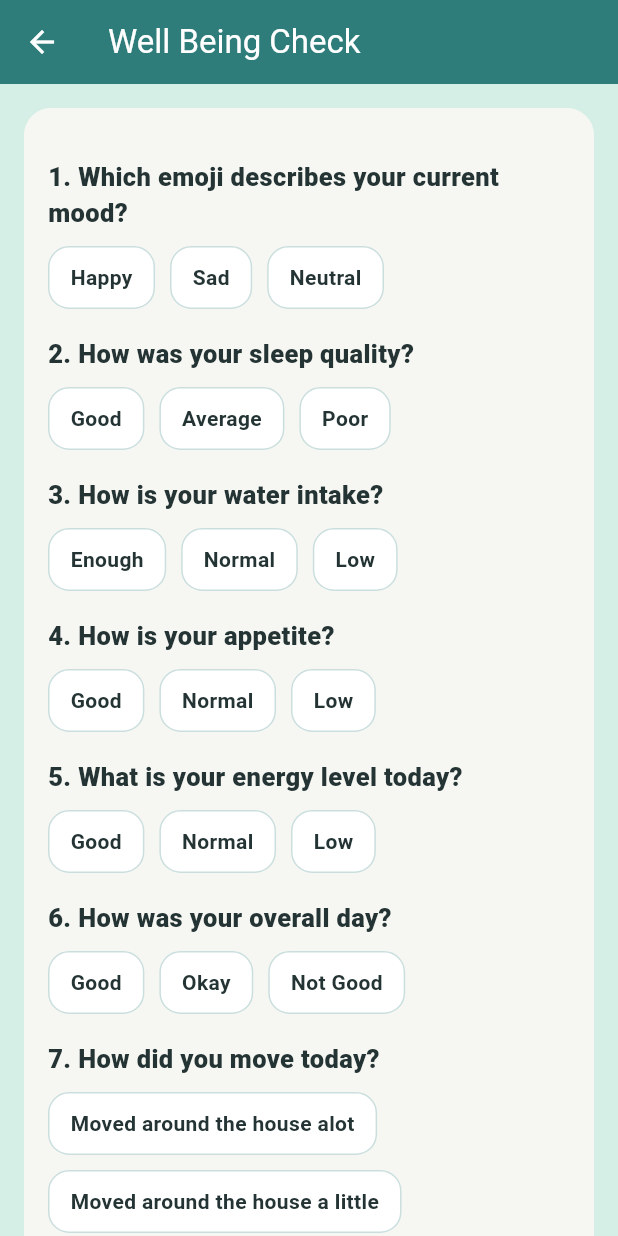
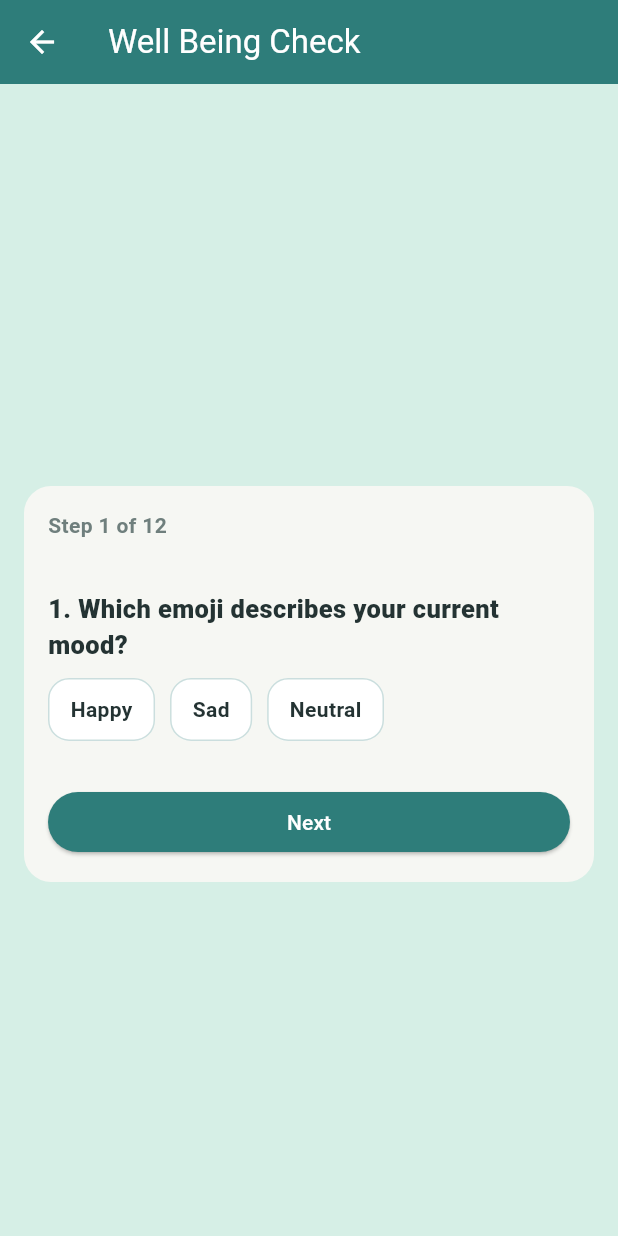
Before and after one commit to CGP-Group-31/CGP--Elder_mobile_app, a Flutter app: the WellBeingCheckScreen screen opened directly, on a phone screen of 412 x 824 dp. Run offline on Flutter 3.47's test engine with Material 3 defaults, Android fonts, the light colour scheme and no system bars; our stand-ins replace device_info_plus, dio, firebase_core, firebase_messaging, flutter_local_notifications, flutter_secure_storage and 4 more; missing offline and left inert: flutter_phone_direct_caller; accounts and stored records are empty.

Commit message:
edited the elder app questionnaire button

```diff
--- a/lib/features/questionnaire/wellbeing_check_screen.dart
+++ b/lib/features/questionnaire/wellbeing_check_screen.dart
@@ -14,6 +14,7 @@ class _WellBeingCheckScreenState extends State<WellBeingCheckScreen> {
   final QuestionnaireService _service = QuestionnaireService();
 
   bool _loading = false;
+  int _currentStep = 0;
 
   String? _mood;
   String? _sleepQuantity;
@@ -214,6 +215,62 @@ class _WellBeingCheckScreenState extends State<WellBeingCheckScreen> {
     );
   }
 
+  List<Widget> _buildSteps() {
+    return [
+      _buildSingle("1. Which emoji describes your current mood?", moods, _mood, (v) => _mood = v),
+
+      _buildSingle("2. How was your sleep quality?", sleepOptions, _sleepQuantity, (v) => _sleepQuantity = v),
+
+      _buildSingle("3. How is your water intake?", waterOptions, _waterIntake, (v) => _waterIntake = v),
+
+      _buildSingle("4. How is your appetite?", appetiteOptions, _appetiteLevel, (v) => _appetiteLevel = v),
+
+      _buildSingle("5. What is your energy level today?", energyOptions, _energyLevel, (v) => _energyLevel = v),
+
+      _buildSingle("6. How was your overall day?", overallDayOptions, _overallDay, (v) => _overallDay = v),
+
+      _buildSingle("7. How did you move today?", movementOptions, _movementToday, (v) => _movementToday = v),
+
+      _buildSingle("8. How lonely did you feel?", lonelinessOptions, _lonelinessLevel, (v) => _lonelinessLevel = v),
+
+      _buildSingle("9. Did you talk with anyone today?", talkOptions, _talkInteraction, (v) => _talkInteraction = v),
+
+      _buildSingle("10. Did you feel stressed today?", stressOptions, _stressLevel, (v) => _stressLevel = v),
+
+      _buildMulti("11. Are you in pain today? If so, where?", painOptions, _painAreas),
+
+      _buildMulti("12. What activities did  you do today?", activityOptions, _activities),
+    ];
+  }
+
+  Widget _buildSingle(String title, List<String> options, String? selected, Function(String) onSelect) {
+    return Column(
+      crossAxisAlignment: CrossAxisAlignment.start,
+      children: [
+        _sectionTitle(title),
+        _singleChoiceWrap(
+          options: options,
+          selected: selected,
+          onSelected: (v) => setState(() => onSelect(v)),
+        ),
+      ],
+    );
+  }
+
+  Widget _buildMulti(String title, List<String> options, List<String> list){
+    return Column(
+      crossAxisAlignment: CrossAxisAlignment.start,
+      children: [
+        _sectionTitle(title),
+        _multiChoiceWrap(
+          options: options,
+          selectedList: list,
+          onToggle: (v) => _toggleExclusiveList(list, v),
+        ),
+      ],
+    );
+  }
+
   void _toggleExclusiveList(List<String> list, String value) {
     setState(() {
       if (value == "None"){
@@ -241,125 +298,77 @@ class _WellBeingCheckScreenState extends State<WellBeingCheckScreen> {
         title: const Text("Well Being Check"),
       ),
       body: SafeArea(
-        child: SingleChildScrollView(
+        child: LayoutBuilder(
+          builder: (context, constraints) {
+            final steps = _buildSteps();
+            return SingleChildScrollView(
               padding: const EdgeInsets.all(16),
+              child: ConstrainedBox(
+                constraints: BoxConstraints(
+                  minHeight: constraints.maxHeight, // Fill the screen height
+                ),
+                child: Center(
                   child: Container(
                     padding: const EdgeInsets.all(16),
                     decoration: BoxDecoration(
-              color: AppColors.background,
+                      color: AppColors.background, // your white box
                       borderRadius: BorderRadius.circular(18),
                     ),
                     child: Column(
+                      mainAxisSize: MainAxisSize.min, // so it doesn't stretch
                       crossAxisAlignment: CrossAxisAlignment.start,
                       children: [
-                _sectionTitle("1. Which emoji describes your current mood?"),
-                _singleChoiceWrap(
-                  options: moods,
-                  selected: _mood,
-                  onSelected: (v) => setState(() => _mood = v),
+                        Text(
+                          "Step ${_currentStep + 1} of ${steps.length}",
+                          style: TextStyle(
+                            fontWeight: FontWeight.w700,
+                            color: AppColors.descriptionText,
                           ),
+                        ),
+                        const SizedBox(height: 16),
 
-                _sectionTitle("2. How was your sleep quality?"),
-                _singleChoiceWrap(
-                  options: sleepOptions,
-                  selected: _sleepQuantity,
-                  onSelected: (v) => setState(() => _sleepQuantity = v),
+                        // Current question
+                        steps[_currentStep],
+
+                        const SizedBox(height: 30),
+
+                        Row(
+                          children: [
+                            if (_currentStep > 0)
+                              Expanded(
+                                child: OutlinedButton(
+                                  onPressed: () => setState(() => _currentStep--),
+                                  child: const Text("Previous"),
                                 ),
-
-                _sectionTitle("3. How is your water intake?"),
-                _singleChoiceWrap(
-                  options: waterOptions,
-                  selected: _waterIntake,
-                  onSelected: (v) => setState(() => _waterIntake = v),
                               ),
-
-                _sectionTitle("4. How is your appetite?"),
-                _singleChoiceWrap(
-                  options: appetiteOptions,
-                  selected: _appetiteLevel,
-                  onSelected: (v) => setState(() => _appetiteLevel = v),
-                ),
-
-                _sectionTitle("5. What is your energy level today?"),
-                _singleChoiceWrap(
-                  options: energyOptions,
-                  selected: _energyLevel,
-                  onSelected: (v) => setState(() => _energyLevel = v),
-                ),
-
-                _sectionTitle("6. How was your overall day?"),
-                _singleChoiceWrap(
-                  options: overallDayOptions,
-                  selected: _overallDay,
-                  onSelected: (v) => setState(() => _overallDay = v),
-                ),
-
-                _sectionTitle("7. How did you move today?"),
-                _singleChoiceWrap(
-                  options: movementOptions,
-                  selected: _movementToday,
-                  onSelected: (v) => setState(() => _movementToday = v),
-                ),
-
-                _sectionTitle("8. How lonely did you feel?"),
-                _singleChoiceWrap(
-                  options: lonelinessOptions,
-                  selected: _lonelinessLevel,
-                  onSelected: (v) => setState(() => _lonelinessLevel = v),
-                ),
-
-                _sectionTitle("9. Did you talk with anyone today?"),
-                _singleChoiceWrap(
-                  options: talkOptions,
-                  selected: _talkInteraction,
-                  onSelected: (v) => setState(() => _talkInteraction = v),
-                ),
-
-                _sectionTitle("10. Did you feel stressed today?"),
-                _singleChoiceWrap(
-                  options: stressOptions,
-                  selected: _stressLevel,
-                  onSelected: (v) => setState(() => _stressLevel = v),
-                ),
-
-                _sectionTitle("11. Are you in pain today? If so, where?"),
-                _multiChoiceWrap(
-                  options: painOptions,
-                  selectedList: _painAreas,
-                  onToggle: (v) => _toggleExclusiveList(_painAreas, v),
-                ),
-
-                _sectionTitle("12. What activities did you do today?"),
-                _multiChoiceWrap(
-                  options: activityOptions,
-                  selectedList: _activities,
-                  onToggle: (v) => _toggleExclusiveList(_activities, v),
-                ),
-
-                const SizedBox(height: 24),
-
-                SizedBox(
-                  width: double.infinity,
-                  height: 52,
+                            if (_currentStep > 0) const SizedBox(width: 12),
+                            Expanded(
                               child: ElevatedButton(
-                    onPressed: _loading ? null : _submit,
+                                onPressed: _loading
+                                    ? null
+                                    : () {
+                                  if (_currentStep == steps.length - 1) {
+                                    _submit();
+                                  } else {
+                                    setState(() => _currentStep++);
+                                  }
+                                },
                                 style: ElevatedButton.styleFrom(
                                   backgroundColor: AppColors.primary,
-                      foregroundColor: Colors.white,
-                      shape: RoundedRectangleBorder(
-                        borderRadius: BorderRadius.circular(14),
-                      ),
                                 ),
                                 child: _loading
                                     ? const CircularProgressIndicator(color: Colors.white)
-                        : const Text(
-                      "Done",
+                                    : Text(
+                                  _currentStep == steps.length - 1
+                                      ? "Submit"
+                                      : "Next",
                                   style: TextStyle(
-                        fontWeight: FontWeight.w700,
-                        fontSize: 16,
+                                    color: Colors.white,
                                   ),
                                 ),
                               ),
+                            ),
+                          ],
                         ),
                       ],
                     ),
@@ -367,5 +376,9 @@ class _WellBeingCheckScreenState extends State<WellBeingCheckScreen> {
                 ),
               ),
             );
+          },
+        ),
+      ),
+    );
   }
 }
```
Also changed, not shown: lib/features/dashboard/animated_button.dart (added, +145 -0 lines), lib/features/dashboard/dashboard_screen.dart (+23 -48 lines), lib/features/questionnaire/wellbeing_intro_screen.dart (added, +71 -0 lines). Lines whose indentation alone changed are shown as unchanged.
